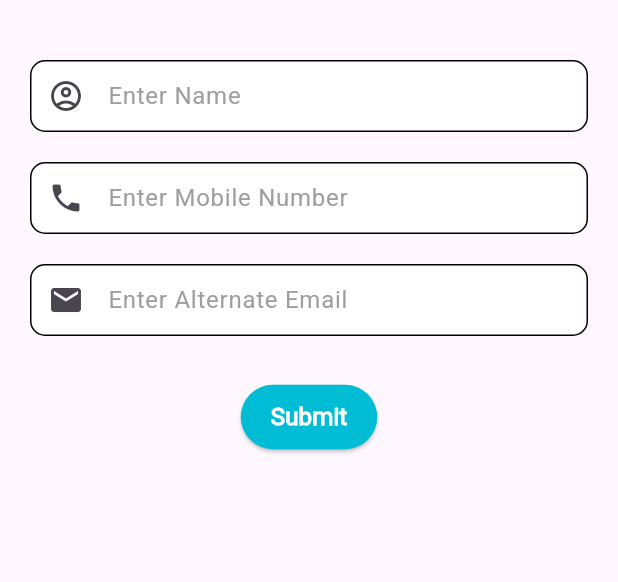
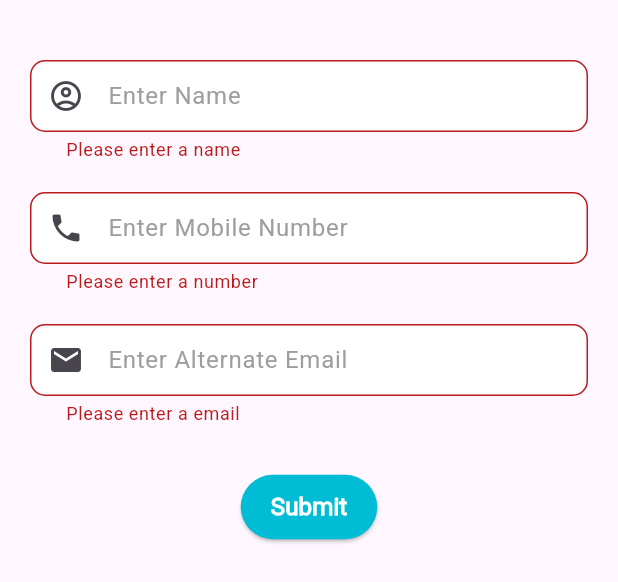
Before and after one commit to AlphaShiv7781/InstaScan, a Flutter app: the UserInputBottomSheet widget shown alone on an empty page, opened directly, after a tap on "Submit", on a phone screen of 412 x 824 dp. Shown: the top 582 px of the screen. Run offline on Flutter 3.47's test engine with Material 3 defaults, Android fonts, the light colour scheme and no system bars; our stand-ins replace animate_do, animated_text_kit, cloud_firestore, dio, firebase_auth, firebase_core and 9 more; accounts and stored records are empty.

Commit message:
Profile Section Work Done

```diff
--- a/lib/screens/profile_management_screens/profile_edit_bottomsheet.dart
+++ b/lib/screens/profile_management_screens/profile_edit_bottomsheet.dart
@@ -1,5 +1,7 @@
+import 'package:firebase_auth/firebase_auth.dart';
 import 'package:flutter/material.dart';
 import 'package:cloud_firestore/cloud_firestore.dart';
+import 'package:instascan/constants/userConsts.dart';
 import 'package:instascan/constants/validator.dart';
 import 'package:instascan/custom_widgets/text_formfield.dart';
 
@@ -18,17 +20,23 @@ class _UserInputBottomSheetState extends State<UserInputBottomSheet> {
   final _phoneController = TextEditingController();
   bool _isSubmitting = false;
 
-  Future<void> _submitData() async {
+  Future<void> _submitData({
+    required String name,
+    required String alternateEmail,
+    required String phoneNo,
+}) async {
     if (!_formKey.currentState!.validate()) return;
 
     setState(() => _isSubmitting = true);
 
     try {
-      await FirebaseFirestore.instance.collection('users').add({
-        'name': _nameController.text.trim(),
-        'email': _alternateEmailController.text.trim(),
-        'phone': _phoneController.text.trim(),
-        'timestamp': FieldValue.serverTimestamp(),
+      await FirebaseFirestore.instance
+          .collection('users')
+          .doc(FirebaseAuth.instance.currentUser!.uid)
+          .update({
+        'name': name,
+        'alternateEmail': alternateEmail,
+        'phoneNumber': phoneNo,
       });
 
       Navigator.of(context).pop(); // Close the bottom sheet
@@ -74,8 +82,26 @@ class _UserInputBottomSheetState extends State<UserInputBottomSheet> {
                 backgroundColor: Colors.cyan,
                 padding: const EdgeInsets.symmetric(horizontal: 20, vertical: 10),
               ),
-              // onPressed: _isSubmitting ? null : _submitData,
-              onPressed: (){},
+              onPressed: (){
+                 try{
+
+                   _submitData(
+                     name: _nameController.text,
+                     alternateEmail: _alternateEmailController.text,
+                     phoneNo: _phoneController.text,
+                   );
+
+                   setState(() {
+                     userData?['name'] = _nameController.text;
+                      userData?['phoneNumber'] = _phoneController.text;
+                   });
+
+                 }catch(e){
+                    ScaffoldMessenger.of(context).showSnackBar(
+                      SnackBar(content: Text('Error: $e')),
+                    );
+                 }
+              },
               child: _isSubmitting
                   ? const CircularProgressIndicator()
                   : const Text('Submit' ,style: TextStyle(color: Colors.white,fontWeight: FontWeight.bold , fontSize: 16),),
```
Also changed, not shown: lib/screens/profile_management_screens/edit_profile_form.dart (deleted, +0 -52 lines), lib/screens/profile_management_screens/profile_section_screen.dart (+17 -8 lines).
